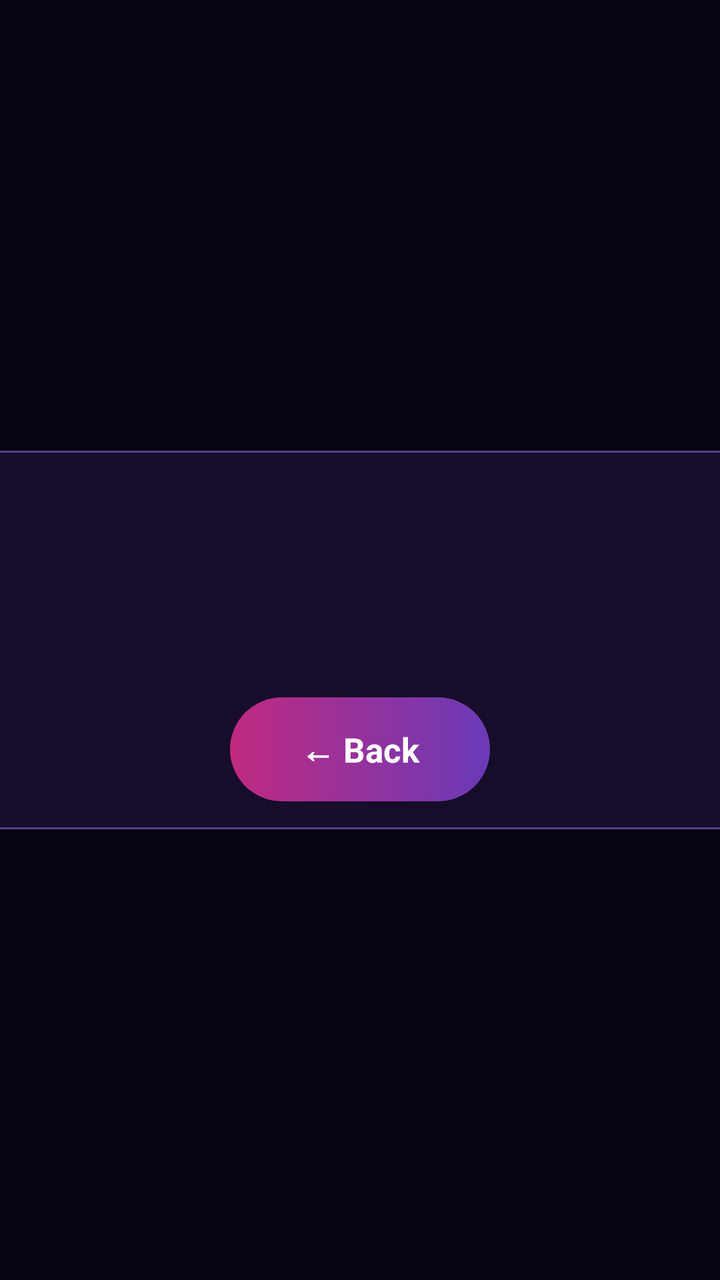
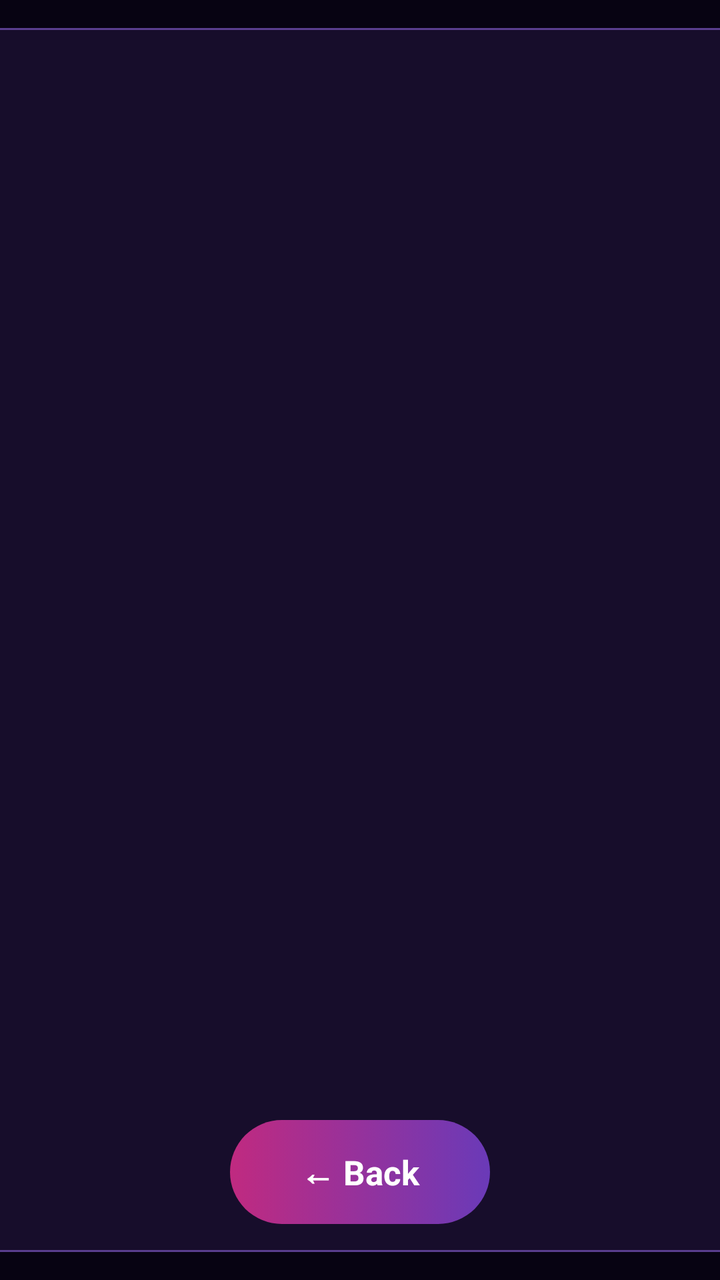

An Android layout rendered at two revisions. The XML below is the earlier revision; the diff shows what the commit changed to produce the second picture.
<!-- AndroidManifest.xml: application theme Theme.KaraokeTV -->
<!-- res/layout/achievements.xml -->
<?xml version="1.0" encoding="utf-8"?>
<FrameLayout xmlns:android="http://schemas.android.com/apk/res/android"
    android:layout_width="match_parent"
    android:layout_height="match_parent"
    android:background="@color/scrim_strong"
    android:clickable="true">

    <LinearLayout
        android:layout_width="800dp"
        android:layout_height="wrap_content"
        android:layout_gravity="center"
        android:background="@drawable/panel_bg"
        android:gravity="center_horizontal"
        android:orientation="vertical"
        android:padding="14dp">

        <LinearLayout
            android:layout_width="wrap_content"
            android:layout_height="wrap_content"
            android:gravity="center_vertical"
            android:orientation="horizontal">

            <TextView
                android:id="@+id/achAvatar"
                android:layout_width="40dp"
                android:layout_height="40dp"
                android:gravity="center"
                android:importantForAccessibility="no"
                android:textColor="#0B0614"
                android:textSize="20sp"
                android:textStyle="bold" />

            <TextView
                android:id="@+id/achTitle"
                android:layout_width="wrap_content"
                android:layout_height="wrap_content"
                android:layout_marginStart="12dp"
                android:ellipsize="end"
                android:fontFamily="sans-serif-black"
                android:maxLines="1"
                android:maxWidth="600dp"
                android:shadowColor="@color/gold"
                android:shadowRadius="18"
                android:textColor="#FFFFFF"
                android:textSize="26sp" />
        </LinearLayout>

        <TextView
            android:id="@+id/achSub"
            android:layout_width="wrap_content"
            android:layout_height="wrap_content"
            android:layout_marginTop="4dp"
            android:textColor="@color/text_dim"
            android:textSize="13sp" />

        <LinearLayout
            android:id="@+id/achGrid"
            android:layout_width="match_parent"
            android:layout_height="wrap_content"
            android:layout_marginTop="10dp"
            android:orientation="vertical" />

        <TextView
            style="@style/Label"
            android:layout_gravity="start"
            android:layout_marginTop="8dp"
            android:layout_marginStart="4dp"
            android:text="🎼 GENRES SUNG" />

        <LinearLayout
            android:id="@+id/achGenres"
            android:layout_width="match_parent"
            android:layout_height="wrap_content"
            android:layout_marginTop="2dp"
            android:orientation="vertical" />

        <TextView
            android:id="@+id/achClose"
            style="@style/TvButton.Primary"
            android:layout_marginTop="10dp"
            android:text="← Back" />
    </LinearLayout>
</FrameLayout>
<!-- resources referenced by this layout -->
<resources>
  <color name="gold">#FFD23F</color>
  <color name="scrim_strong">#F5080412</color>
  <color name="text_dim">#B9AEDB</color>
  <!-- drawable panel_bg (drawable) -->
  <?xml version="1.0" encoding="utf-8"?>
  <shape xmlns:android="http://schemas.android.com/apk/res/android">
      <solid android:color="#D91A1030" />
      <stroke android:width="1dp" android:color="#5A3E8F" />
      <corners android:radius="18dp" />
  </shape>
  <style name="Label">
          <item name="android:layout_width">wrap_content</item>
          <item name="android:layout_height">wrap_content</item>
          <item name="android:letterSpacing">0.25</item>
          <item name="android:textColor">@color/neon_cyan</item>
          <item name="android:textSize">13sp</item>
          <item name="android:textStyle">bold</item>
      </style>
  <style name="TvButton.Primary">
          <item name="android:background">@drawable/btn_primary</item>
      </style>
  <style name="Theme.KaraokeTV" parent="android:Theme.Material.NoActionBar.Fullscreen">
          <item name="android:windowBackground">@color/bg_deep</item>
          <item name="android:colorAccent">@color/neon_pink</item>
          <item name="android:textColorPrimary">@color/text_main</item>
          <item name="android:textColor">@color/text_main</item>
          <item name="android:textColorHint">@color/text_dim</item>
          <item name="android:windowAnimationStyle">@null</item>
      </style>
  <color name="neon_cyan">#2EE6FF</color>
  <!-- drawable btn_primary (drawable) -->
  <?xml version="1.0" encoding="utf-8"?>
  <selector xmlns:android="http://schemas.android.com/apk/res/android">
      <item android:state_focused="true">
          <shape>
              <gradient android:angle="0" android:startColor="#FF5DB8" android:endColor="#9B5CFF" />
              <stroke android:width="3dp" android:color="#FFFFFF" />
              <corners android:radius="26dp" />
          </shape>
      </item>
      <item>
          <shape>
              <gradient android:angle="0" android:startColor="#C02A80" android:endColor="#6A3AB8" />
              <corners android:radius="26dp" />
          </shape>
      </item>
  </selector>
  <color name="bg_deep">#0B0614</color>
  <color name="neon_pink">#FF3DA5</color>
  <color name="text_main">#FFFFFF</color>
</resources>

<!-- the commit's change to res/layout/achievements.xml (unified diff, before → after) -->
@@ -7,8 +7,10 @@
 
     <LinearLayout
         android:layout_width="800dp"
-        android:layout_height="wrap_content"
+        android:layout_height="match_parent"
         android:layout_gravity="center"
+        android:layout_marginTop="14dp"
+        android:layout_marginBottom="14dp"
         android:background="@drawable/panel_bg"
         android:gravity="center_horizontal"
         android:orientation="vertical"
@@ -53,26 +55,45 @@
             android:textColor="@color/text_dim"
             android:textSize="13sp" />
 
-        <LinearLayout
-            android:id="@+id/achGrid"
+        
+        <ScrollView
+            android:id="@+id/achScroll"
             android:layout_width="match_parent"
-            android:layout_height="wrap_content"
-            android:layout_marginTop="10dp"
-            android:orientation="vertical" />
+            android:layout_height="0dp"
+            android:layout_marginTop="8dp"
+            android:layout_weight="1"
+            android:fadingEdgeLength="24dp"
+            android:requiresFadingEdge="vertical"
+            android:scrollbarThumbVertical="@color/text_dim"
+            android:scrollbarSize="3dp"
+            android:fadeScrollbars="false">
 
-        <TextView
-            style="@style/Label"
-            android:layout_gravity="start"
-            android:layout_marginTop="8dp"
-            android:layout_marginStart="4dp"
-            android:text="🎼 GENRES SUNG" />
+            <LinearLayout
+                android:layout_width="match_parent"
+                android:layout_height="wrap_content"
+                android:orientation="vertical">
 
-        <LinearLayout
-            android:id="@+id/achGenres"
-            android:layout_width="match_parent"
-            android:layout_height="wrap_content"
-            android:layout_marginTop="2dp"
-            android:orientation="vertical" />
+                <LinearLayout
+                    android:id="@+id/achGrid"
+                    android:layout_width="match_parent"
+                    android:layout_height="wrap_content"
+                    android:orientation="vertical" />
+
+                <TextView
+                    style="@style/Label"
+                    android:layout_gravity="start"
+                    android:layout_marginTop="8dp"
+                    android:layout_marginStart="4dp"
+                    android:text="🎼 GENRES SUNG" />
+
+                <LinearLayout
+                    android:id="@+id/achGenres"
+                    android:layout_width="match_parent"
+                    android:layout_height="wrap_content"
+                    android:layout_marginTop="2dp"
+                    android:orientation="vertical" />
+            </LinearLayout>
+        </ScrollView>
 
         <TextView
             android:id="@+id/achClose"
